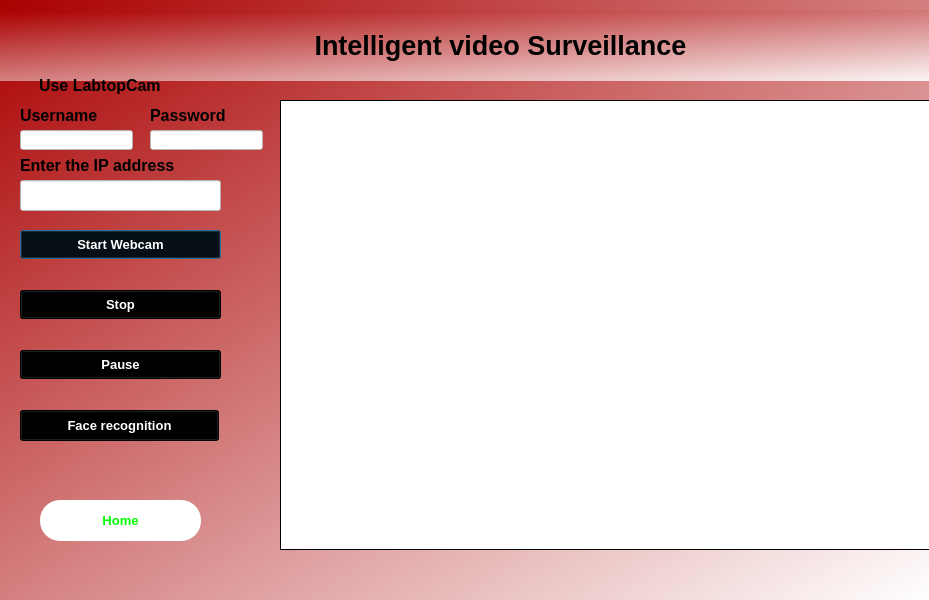
Qt form GUI/CameraSet.ui (Mohamed72495/Video-Surveillance) before a commit.
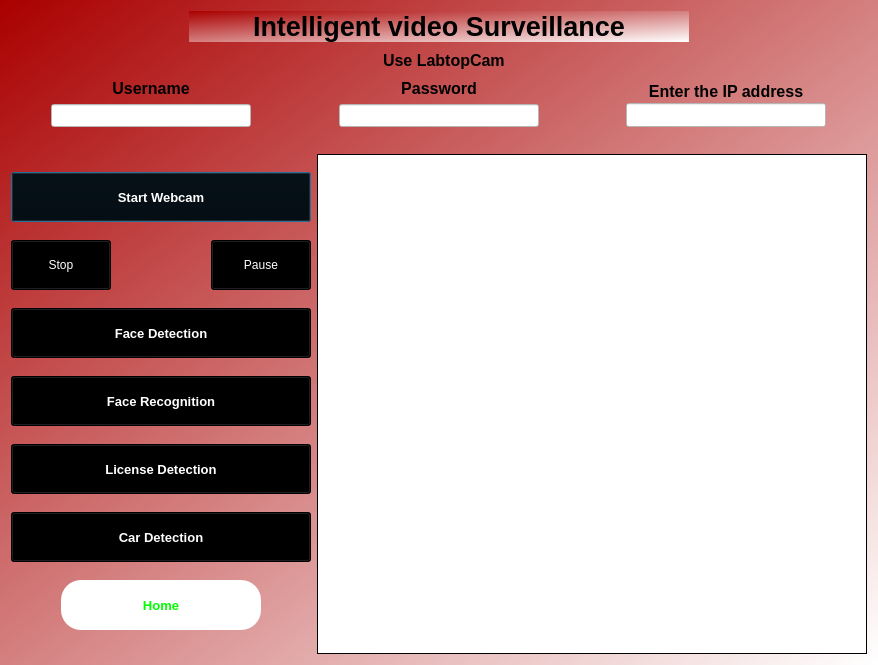
The same form after that commit.

Patch:
```diff
--- a/GUI/CameraSet.ui
+++ b/GUI/CameraSet.ui
@@ -6,8 +6,8 @@
    <rect>
     <x>0</x>
     <y>0</y>
-    <width>929</width>
-    <height>600</height>
+    <width>878</width>
+    <height>665</height>
    </rect>
   </property>
   <property name="font">
@@ -26,81 +26,20 @@
   <property name="styleSheet">
    <string notr="true">background-color:qlineargradient(spread:pad, x1:0, y1:0, x2:1, y2:1, stop:0 rgba(170, 0, 0, 255), stop:1 rgba(255, 255, 255, 255));</string>
   </property>
-  <widget class="QLabel" name="imgLabel">
-   <property name="geometry">
-    <rect>
-     <x>280</x>
-     <y>100</y>
-     <width>700</width>
-     <height>450</height>
-    </rect>
-   </property>
-   <property name="cursor">
-    <cursorShape>ArrowCursor</cursorShape>
-   </property>
-   <property name="mouseTracking">
-    <bool>false</bool>
-   </property>
-   <property name="styleSheet">
-    <string notr="true">background-color: rgb(255, 255, 255);</string>
-   </property>
-   <property name="frameShape">
-    <enum>QFrame::Box</enum>
-   </property>
-   <property name="text">
-    <string/>
-   </property>
-  </widget>
-  <widget class="QPushButton" name="startButton">
-   <property name="geometry">
-    <rect>
-     <x>20</x>
-     <y>230</y>
-     <width>201</width>
-     <height>29</height>
-    </rect>
-   </property>
-   <property name="cursor">
-    <cursorShape>PointingHandCursor</cursorShape>
-   </property>
-   <property name="styleSheet">
-    <string notr="true">font: 75 12pt &quot;Nirmala UI&quot;;
-color: rgb(255, 255, 255);
-background-color: rgb(0, 0, 0);</string>
-   </property>
-   <property name="text">
-    <string>Start Webcam</string>
-   </property>
-  </widget>
-  <widget class="QPushButton" name="stopButton">
-   <property name="geometry">
-    <rect>
-     <x>20</x>
-     <y>290</y>
-     <width>201</width>
-     <height>29</height>
-    </rect>
-   </property>
-   <property name="cursor">
-    <cursorShape>PointingHandCursor</cursorShape>
-   </property>
-   <property name="styleSheet">
-    <string notr="true">font: 75 12pt &quot;Nirmala UI&quot;;
-color: rgb(255, 255, 255);
-background-color: rgb(0, 0, 0);</string>
-   </property>
-   <property name="text">
-    <string>Stop</string>
-   </property>
-  </widget>
+  <layout class="QVBoxLayout" name="verticalLayout_2">
+   <item alignment="Qt::AlignHCenter">
   <widget class="QLabel" name="label">
-   <property name="geometry">
-    <rect>
-     <x>0</x>
-     <y>10</y>
-     <width>1001</width>
-     <height>71</height>
-    </rect>
+     <property name="minimumSize">
+      <size>
+       <width>500</width>
+       <height>0</height>
+      </size>
+     </property>
+     <property name="maximumSize">
+      <size>
+       <width>500</width>
+       <height>50</height>
+      </size>
    </property>
    <property name="font">
     <font>
@@ -148,80 +87,178 @@
     <number>-1</number>
    </property>
   </widget>
-  <widget class="QPushButton" name="Home">
-   <property name="geometry">
-    <rect>
-     <x>40</x>
-     <y>500</y>
-     <width>161</width>
-     <height>41</height>
-    </rect>
-   </property>
+   </item>
+   <item alignment="Qt::AlignHCenter">
+    <widget class="QCheckBox" name="checkBox">
+     <property name="minimumSize">
+      <size>
+       <width>150</width>
+       <height>0</height>
+      </size>
+     </property>
+     <property name="maximumSize">
+      <size>
+       <width>150</width>
+       <height>30</height>
+      </size>
+     </property>
+     <property name="font">
+      <font>
+       <pointsize>12</pointsize>
+       <weight>75</weight>
+       <italic>false</italic>
+       <bold>true</bold>
+      </font>
+     </property>
    <property name="cursor">
     <cursorShape>PointingHandCursor</cursorShape>
    </property>
    <property name="styleSheet">
-    <string notr="true">border-radius:20px;
-background-color:rgb(255, 255, 255);
-font: 14pt &quot;MS Shell Dlg 2&quot;;
-color:rgb(0, 255, 0)</string>
+      <string notr="true">background-color: rgba(255, 255, 255,0);
+</string>
    </property>
    <property name="text">
-    <string>Home</string>
-   </property>
-  </widget>
-  <widget class="QPushButton" name="detectButton">
-   <property name="geometry">
-    <rect>
-     <x>20</x>
-     <y>410</y>
-     <width>199</width>
-     <height>31</height>
-    </rect>
-   </property>
-   <property name="cursor">
-    <cursorShape>PointingHandCursor</cursorShape>
-   </property>
+      <string>Use LabtopCam</string>
+     </property>
+    </widget>
+   </item>
+   <item>
+    <layout class="QHBoxLayout" name="horizontalLayout_2">
+     <item>
+      <layout class="QVBoxLayout" name="verticalLayout_3">
+       <item alignment="Qt::AlignHCenter">
+        <widget class="QLabel" name="label_3">
+         <property name="minimumSize">
+          <size>
+           <width>200</width>
+           <height>0</height>
+          </size>
+         </property>
+         <property name="maximumSize">
+          <size>
+           <width>300</width>
+           <height>30</height>
+          </size>
+         </property>
+         <property name="font">
+          <font>
+           <family>MS Shell Dlg 2</family>
+           <pointsize>12</pointsize>
+           <weight>75</weight>
+           <italic>false</italic>
+           <bold>true</bold>
+          </font>
+         </property>
    <property name="styleSheet">
-    <string notr="true">font: 75 12pt &quot;Nirmala UI&quot;;
-color: rgb(255, 255, 255);
-background-color: rgb(0, 0, 0);</string>
+          <string notr="true">background-color: rgba(255, 255, 255,0);
+</string>
    </property>
    <property name="text">
-    <string>Face recognition</string>
-   </property>
-  </widget>
-  <widget class="QLineEdit" name="ipfield">
-   <property name="geometry">
-    <rect>
-     <x>20</x>
-     <y>180</y>
-     <width>201</width>
-     <height>31</height>
-    </rect>
-   </property>
+          <string>Username</string>
+         </property>
+         <property name="alignment">
+          <set>Qt::AlignCenter</set>
+         </property>
+        </widget>
+       </item>
+       <item alignment="Qt::AlignHCenter">
+        <widget class="QLineEdit" name="usernamefield">
+         <property name="minimumSize">
+          <size>
+           <width>200</width>
+           <height>0</height>
+          </size>
+         </property>
+         <property name="maximumSize">
+          <size>
+           <width>300</width>
+           <height>30</height>
+          </size>
+         </property>
+         <property name="styleSheet">
+          <string notr="true">background-color: rgba(255,255,255,1);
+</string>
+         </property>
+        </widget>
+       </item>
+      </layout>
+     </item>
+     <item>
+      <layout class="QVBoxLayout" name="verticalLayout_4">
+       <item alignment="Qt::AlignHCenter">
+        <widget class="QLabel" name="label_4">
+         <property name="minimumSize">
+          <size>
+           <width>200</width>
+           <height>0</height>
+          </size>
+         </property>
+         <property name="maximumSize">
+          <size>
+           <width>300</width>
+           <height>30</height>
+          </size>
+         </property>
    <property name="font">
     <font>
-     <pointsize>10</pointsize>
+           <family>MS Shell Dlg 2</family>
+           <pointsize>12</pointsize>
      <weight>75</weight>
+           <italic>false</italic>
      <bold>true</bold>
     </font>
+         </property>
+         <property name="styleSheet">
+          <string notr="true">background-color: rgba(255, 255, 255,0);
+</string>
+         </property>
+         <property name="text">
+          <string>Password</string>
+         </property>
+         <property name="alignment">
+          <set>Qt::AlignCenter</set>
+         </property>
+        </widget>
+       </item>
+       <item alignment="Qt::AlignHCenter">
+        <widget class="QLineEdit" name="passwordfield">
+         <property name="minimumSize">
+          <size>
+           <width>200</width>
+           <height>0</height>
+          </size>
+         </property>
+         <property name="maximumSize">
+          <size>
+           <width>300</width>
+           <height>30</height>
+          </size>
    </property>
    <property name="styleSheet">
     <string notr="true">background-color: rgba(255,255,255,1);</string>
    </property>
-   <property name="text">
-    <string/>
-   </property>
-  </widget>
+        </widget>
+       </item>
+      </layout>
+     </item>
+     <item>
+      <layout class="QVBoxLayout" name="verticalLayout_5">
+       <property name="spacing">
+        <number>0</number>
+       </property>
+       <item alignment="Qt::AlignHCenter">
   <widget class="QLabel" name="label_2">
-   <property name="geometry">
-    <rect>
-     <x>20</x>
-     <y>150</y>
-     <width>231</width>
-     <height>31</height>
-    </rect>
+         <property name="minimumSize">
+          <size>
+           <width>200</width>
+           <height>0</height>
+          </size>
+         </property>
+         <property name="maximumSize">
+          <size>
+           <width>300</width>
+           <height>30</height>
+          </size>
    </property>
    <property name="font">
     <font>
@@ -239,36 +276,57 @@
    <property name="text">
     <string>Enter the IP address</string>
    </property>
-  </widget>
-  <widget class="QPushButton" name="pauseButton">
-   <property name="geometry">
-    <rect>
-     <x>20</x>
-     <y>350</y>
-     <width>201</width>
-     <height>29</height>
-    </rect>
-   </property>
-   <property name="cursor">
-    <cursorShape>PointingHandCursor</cursorShape>
+         <property name="alignment">
+          <set>Qt::AlignCenter</set>
+         </property>
+        </widget>
+       </item>
+       <item alignment="Qt::AlignHCenter">
+        <widget class="QLineEdit" name="ipfield">
+         <property name="minimumSize">
+          <size>
+           <width>200</width>
+           <height>0</height>
+          </size>
+         </property>
+         <property name="maximumSize">
+          <size>
+           <width>300</width>
+           <height>30</height>
+          </size>
+         </property>
+         <property name="font">
+          <font>
+           <pointsize>10</pointsize>
+           <weight>75</weight>
+           <bold>true</bold>
+          </font>
    </property>
    <property name="styleSheet">
-    <string notr="true">font: 75 12pt &quot;Nirmala UI&quot;;
-color: rgb(255, 255, 255);
-background-color: rgb(0, 0, 0);</string>
+          <string notr="true">background-color: rgba(255,255,255,1);</string>
    </property>
    <property name="text">
-    <string>Pause</string>
-   </property>
-  </widget>
+          <string/>
+         </property>
+        </widget>
+       </item>
+      </layout>
+     </item>
+    </layout>
+   </item>
+   <item alignment="Qt::AlignHCenter">
   <widget class="QLabel" name="error">
-   <property name="geometry">
-    <rect>
-     <x>20</x>
-     <y>210</y>
-     <width>201</width>
-     <height>21</height>
-    </rect>
+     <property name="minimumSize">
+      <size>
+       <width>200</width>
+       <height>0</height>
+      </size>
+     </property>
+     <property name="maximumSize">
+      <size>
+       <width>300</width>
+       <height>30</height>
+      </size>
    </property>
    <property name="font">
     <font>
@@ -284,110 +342,316 @@
    <property name="text">
     <string/>
    </property>
-  </widget>
-  <widget class="QLineEdit" name="usernamefield">
-   <property name="geometry">
-    <rect>
-     <x>20</x>
-     <y>130</y>
-     <width>113</width>
-     <height>20</height>
-    </rect>
-   </property>
+     <property name="alignment">
+      <set>Qt::AlignCenter</set>
+     </property>
+    </widget>
+   </item>
+   <item>
+    <layout class="QHBoxLayout" name="horizontalLayout">
+     <item>
+      <layout class="QVBoxLayout" name="verticalLayout">
+       <property name="spacing">
+        <number>0</number>
+       </property>
+       <property name="sizeConstraint">
+        <enum>QLayout::SetDefaultConstraint</enum>
+       </property>
+       <item>
+        <widget class="QPushButton" name="startButton">
+         <property name="sizePolicy">
+          <sizepolicy hsizetype="Expanding" vsizetype="Fixed">
+           <horstretch>0</horstretch>
+           <verstretch>0</verstretch>
+          </sizepolicy>
+         </property>
+         <property name="minimumSize">
+          <size>
+           <width>200</width>
+           <height>0</height>
+          </size>
+         </property>
+         <property name="maximumSize">
+          <size>
+           <width>300</width>
+           <height>50</height>
+          </size>
+         </property>
+         <property name="cursor">
+          <cursorShape>PointingHandCursor</cursorShape>
+         </property>
    <property name="styleSheet">
-    <string notr="true">background-color: rgba(255,255,255,1);</string>
-   </property>
-  </widget>
-  <widget class="QLineEdit" name="passwordfield">
-   <property name="geometry">
-    <rect>
-     <x>150</x>
-     <y>130</y>
-     <width>113</width>
-     <height>20</height>
-    </rect>
-   </property>
+          <string notr="true">font: 75 12pt &quot;Nirmala UI&quot;;
+color: rgb(255, 255, 255);
+background-color: rgb(0, 0, 0);</string>
+         </property>
+         <property name="text">
+          <string>Start Webcam</string>
+         </property>
+        </widget>
+       </item>
+       <item>
+        <widget class="QFrame" name="horizontalFrame_2">
+         <property name="minimumSize">
+          <size>
+           <width>200</width>
+           <height>0</height>
+          </size>
+         </property>
+         <property name="maximumSize">
+          <size>
+           <width>300</width>
+           <height>50</height>
+          </size>
+         </property>
    <property name="styleSheet">
-    <string notr="true">background-color: rgba(255,255,255,1);</string>
-   </property>
-  </widget>
-  <widget class="QLabel" name="label_3">
-   <property name="geometry">
-    <rect>
-     <x>20</x>
-     <y>100</y>
-     <width>91</width>
-     <height>31</height>
-    </rect>
-   </property>
-   <property name="font">
-    <font>
-     <family>MS Shell Dlg 2</family>
-     <pointsize>12</pointsize>
-     <weight>75</weight>
-     <italic>false</italic>
-     <bold>true</bold>
-    </font>
-   </property>
+          <string notr="true">background-color: rgba(255, 255, 255,0);</string>
+         </property>
+         <layout class="QHBoxLayout" name="horizontalLayout_3">
+          <property name="spacing">
+           <number>0</number>
+          </property>
+          <property name="leftMargin">
+           <number>0</number>
+          </property>
+          <property name="topMargin">
+           <number>0</number>
+          </property>
+          <property name="rightMargin">
+           <number>0</number>
+          </property>
+          <property name="bottomMargin">
+           <number>0</number>
+          </property>
+          <item alignment="Qt::AlignLeft">
+           <widget class="QPushButton" name="stopButton">
+            <property name="minimumSize">
+             <size>
+              <width>100</width>
+              <height>0</height>
+             </size>
+            </property>
+            <property name="maximumSize">
+             <size>
+              <width>300</width>
+              <height>50</height>
+             </size>
+            </property>
+            <property name="cursor">
+             <cursorShape>PointingHandCursor</cursorShape>
+            </property>
+            <property name="styleSheet">
+             <string notr="true">font: 75 12pt &quot;Nirmala UI&quot;;
+color: rgb(255, 255, 255);
+background-color: rgb(0, 0, 0);</string>
+            </property>
+            <property name="text">
+             <string>Stop</string>
+            </property>
+           </widget>
+          </item>
+          <item alignment="Qt::AlignRight">
+           <widget class="QPushButton" name="pauseButton">
+            <property name="minimumSize">
+             <size>
+              <width>100</width>
+              <height>0</height>
+             </size>
+            </property>
+            <property name="maximumSize">
+             <size>
+              <width>300</width>
+              <height>50</height>
+             </size>
+            </property>
+            <property name="cursor">
+             <cursorShape>PointingHandCursor</cursorShape>
+            </property>
    <property name="styleSheet">
-    <string notr="true">background-color: rgba(255, 255, 255,0);
-</string>
+             <string notr="true">font: 75 12pt &quot;Nirmala UI&quot;;
+color: rgb(255, 255, 255);
+background-color: rgb(0, 0, 0);</string>
    </property>
    <property name="text">
-    <string>Username</string>
-   </property>
-  </widget>
-  <widget class="QLabel" name="label_4">
-   <property name="geometry">
-    <rect>
-     <x>150</x>
-     <y>100</y>
-     <width>91</width>
-     <height>31</height>
-    </rect>
-   </property>
-   <property name="font">
-    <font>
-     <family>MS Shell Dlg 2</family>
-     <pointsize>12</pointsize>
-     <weight>75</weight>
-     <italic>false</italic>
-     <bold>true</bold>
-    </font>
-   </property>
+             <string>Pause</string>
+            </property>
+           </widget>
+          </item>
+         </layout>
+        </widget>
+       </item>
+       <item>
+        <widget class="QPushButton" name="detectButton">
+         <property name="minimumSize">
+          <size>
+           <width>200</width>
+           <height>0</height>
+          </size>
+         </property>
+         <property name="maximumSize">
+          <size>
+           <width>300</width>
+           <height>50</height>
+          </size>
+         </property>
+         <property name="cursor">
+          <cursorShape>PointingHandCursor</cursorShape>
+         </property>
    <property name="styleSheet">
-    <string notr="true">background-color: rgba(255, 255, 255,0);
-</string>
+          <string notr="true">font: 75 12pt &quot;Nirmala UI&quot;;
+color: rgba(255, 255, 255,1);
+background-color: rgb(0, 0, 0);</string>
    </property>
    <property name="text">
-    <string>Password</string>
-   </property>
-  </widget>
-  <widget class="QCheckBox" name="checkBox">
-   <property name="geometry">
-    <rect>
-     <x>20</x>
-     <y>70</y>
-     <width>201</width>
-     <height>31</height>
-    </rect>
-   </property>
-   <property name="font">
-    <font>
-     <pointsize>12</pointsize>
-     <weight>75</weight>
-     <italic>false</italic>
-     <bold>true</bold>
-    </font>
-   </property>
+          <string>Face Detection</string>
+         </property>
+        </widget>
+       </item>
+       <item>
+        <widget class="QPushButton" name="recognitionButton">
+         <property name="minimumSize">
+          <size>
+           <width>200</width>
+           <height>0</height>
+          </size>
+         </property>
+         <property name="maximumSize">
+          <size>
+           <width>300</width>
+           <height>50</height>
+          </size>
+         </property>
+         <property name="cursor">
+          <cursorShape>PointingHandCursor</cursorShape>
+         </property>
    <property name="styleSheet">
-    <string notr="true">background-color: rgba(255, 255, 255,0);
-</string>
+          <string notr="true">font: 75 12pt &quot;Nirmala UI&quot;;
+color: rgb(255, 255, 255);
+background-color: rgb(0, 0, 0);</string>
    </property>
    <property name="text">
-    <string>Use LabtopCam</string>
-   </property>
-  </widget>
+          <string>Face Recognition</string>
+         </property>
+        </widget>
+       </item>
+       <item>
+        <widget class="QPushButton" name="licenseButton">
+         <property name="minimumSize">
+          <size>
+           <width>200</width>
+           <height>0</height>
+          </size>
+         </property>
+         <property name="maximumSize">
+          <size>
+           <width>300</width>
+           <height>50</height>
+          </size>
+         </property>
+         <property name="cursor">
+          <cursorShape>PointingHandCursor</cursorShape>
+         </property>
+         <property name="styleSheet">
+          <string notr="true">font: 75 12pt &quot;Nirmala UI&quot;;
+color: rgb(255, 255, 255);
+background-color: rgb(0, 0, 0);</string>
+         </property>
+         <property name="text">
+          <string>License Detection</string>
+         </property>
+        </widget>
+       </item>
+       <item>
+        <widget class="QPushButton" name="carButton">
+         <property name="minimumSize">
+          <size>
+           <width>200</width>
+           <height>0</height>
+          </size>
+         </property>
+         <property name="maximumSize">
+          <size>
+           <width>300</width>
+           <height>50</height>
+          </size>
+         </property>
+         <property name="cursor">
+          <cursorShape>PointingHandCursor</cursorShape>
+         </property>
+         <property name="styleSheet">
+          <string notr="true">font: 75 12pt &quot;Nirmala UI&quot;;
+color: rgb(255, 255, 255);
+background-color: rgb(0, 0, 0);</string>
+         </property>
+         <property name="text">
+          <string>Car Detection</string>
+         </property>
+        </widget>
+       </item>
+       <item alignment="Qt::AlignHCenter">
+        <widget class="QPushButton" name="Home">
+         <property name="minimumSize">
+          <size>
+           <width>200</width>
+           <height>0</height>
+          </size>
+         </property>
+         <property name="maximumSize">
+          <size>
+           <width>300</width>
+           <height>50</height>
+          </size>
+         </property>
+         <property name="cursor">
+          <cursorShape>PointingHandCursor</cursorShape>
+         </property>
+         <property name="styleSheet">
+          <string notr="true">border-radius:20px;
+background-color:rgb(255, 255, 255);
+font: 14pt &quot;MS Shell Dlg 2&quot;;
+color:rgb(0, 255, 0)</string>
+         </property>
+         <property name="text">
+          <string>Home</string>
+         </property>
+        </widget>
+       </item>
+      </layout>
+     </item>
+     <item>
+      <widget class="QLabel" name="imgLabel">
+       <property name="minimumSize">
+        <size>
+         <width>500</width>
+         <height>500</height>
+        </size>
+       </property>
+       <property name="maximumSize">
+        <size>
+         <width>16777215</width>
+         <height>16777215</height>
+        </size>
+       </property>
+       <property name="cursor">
+        <cursorShape>ArrowCursor</cursorShape>
+       </property>
+       <property name="mouseTracking">
+        <bool>false</bool>
+       </property>
+       <property name="styleSheet">
+        <string notr="true">background-color: rgb(255, 255, 255);</string>
+       </property>
+       <property name="frameShape">
+        <enum>QFrame::Box</enum>
+       </property>
+       <property name="text">
+        <string/>
+       </property>
+      </widget>
+     </item>
+    </layout>
+   </item>
+  </layout>
  </widget>
  <resources/>
  <connections/>
```
Lines whose indentation alone changed are shown as unchanged.
